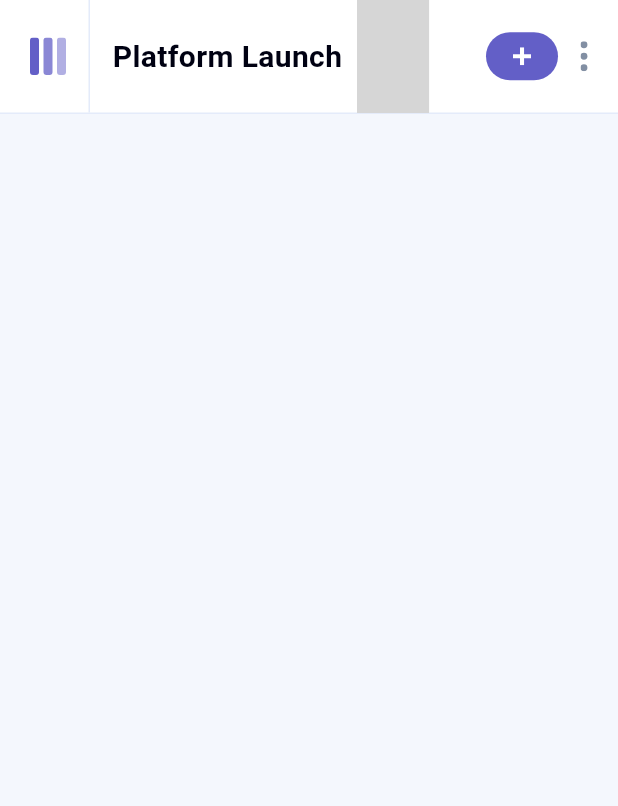
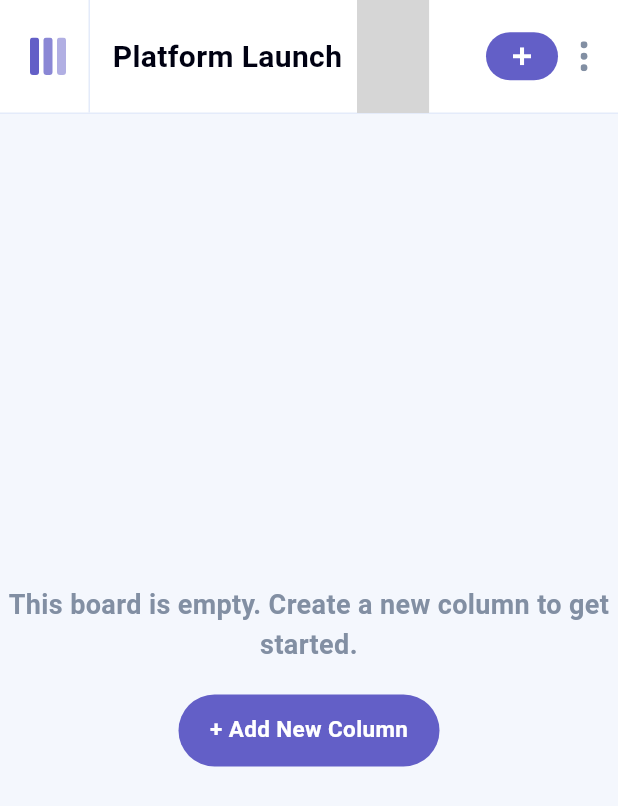
Before and after one commit to JER3MIAH/kanban_task_manager, a Flutter app: the screen it shows after launch, on a phone screen of 412 x 824 dp. Shown: the top 806 px of the screen. Run offline on Flutter 3.47's test engine with Material 3 defaults, Android fonts, the phone set to English and light mode, and no system bars; our stand-ins replace equatable, flutter_bloc, flutter_hooks, flutter_svg, get_it, shared_preferences; grey boxes are pictures that could not be loaded.

Commit message:
feat: Implement empty board state

```diff
--- /dev/null
+++ b/lib/src/features/home/presentation/components/board/empty_board.dart
@@ -0,0 +1,29 @@
+import 'package:flutter/material.dart';
+import 'package:kanban_task_manager/src/shared/shared.dart';
+
+class EmptyBoard extends StatelessWidget {
+  const EmptyBoard({super.key});
+
+  @override
+  Widget build(BuildContext context) {
+    final theme = Theme.of(context).colorScheme;
+
+    return Expanded(
+      child: Column(
+        mainAxisAlignment: MainAxisAlignment.center,
+        children: [
+          AppText(
+            'This board is empty. Create a new column to get started.',
+            fontSize: 18,
+            color: theme.inversePrimary,
+            textAlign: TextAlign.center,
+          ),
+          YBox(20),
+          AddColumnButton(
+            onTap: () {},
+          ),
+        ],
+      ),
+    );
+  }
+}
--- a/lib/src/features/home/presentation/components/components.dart
+++ b/lib/src/features/home/presentation/components/components.dart
@@ -1,4 +1,5 @@
 export 'theme/theme_switcher.dart';
 export 'board/board_tile.dart';
+export 'board/empty_board.dart';
 export 'side_bar/side_bar.dart';
 export 'app_bar/custom_app_bar.dart';
--- a/lib/src/features/home/presentation/screens/home_screen.dart
+++ b/lib/src/features/home/presentation/screens/home_screen.dart
@@ -1,7 +1,6 @@
 import 'package:flutter/material.dart';
 import 'package:flutter_hooks/flutter_hooks.dart';
 import 'package:kanban_task_manager/src/features/home/presentation/components/components.dart';
-import 'package:kanban_task_manager/src/shared/shared.dart';
 
 class HomeScreen extends HookWidget {
   const HomeScreen({super.key});
@@ -18,9 +17,7 @@ class HomeScreen extends HookWidget {
             child: Column(
               children: [
                 CustomAppBar(),
-                // const Center(
-                //   child: AppText('Body'),
-                // )
+                EmptyBoard(),
               ],
             ),
           ),
--- a/lib/src/shared/widgets/app_buttons.dart
+++ b/lib/src/shared/widgets/app_buttons.dart
@@ -112,3 +112,41 @@ class AddTaskButton extends HookWidget {
     );
   }
 }
+
+class AddColumnButton extends HookWidget {
+  final VoidCallback? onTap;
+  const AddColumnButton({
+    super.key,
+    this.onTap,
+  });
+
+  @override
+  Widget build(BuildContext context) {
+    final theme = Theme.of(context).colorScheme;
+    final buttonColor = useState<Color>(theme.primary);
+
+    return BounceInAnimation(
+      onTap: onTap,
+      child: MouseRegion(
+        cursor: SystemMouseCursors.click,
+        onEnter: (_) => buttonColor.value = theme.primaryContainer,
+        onExit: (_) => buttonColor.value = theme.primary,
+        child: AnimatedContainer(
+          duration: Duration(milliseconds: 300),
+          width: 174,
+          height: 48,
+          alignment: Alignment.center,
+          decoration: BoxDecoration(
+            color: buttonColor.value,
+            borderRadius: BorderRadius.circular(100),
+          ),
+          child: AppText(
+            '+ Add New Column',
+            fontSize: 15,
+            color: appColors.white,
+          ),
+        ),
+      ),
+    );
+  }
+}
```
